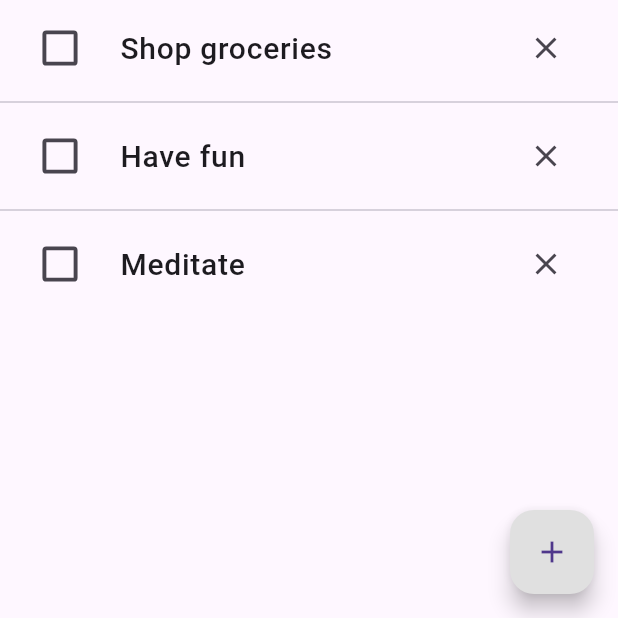
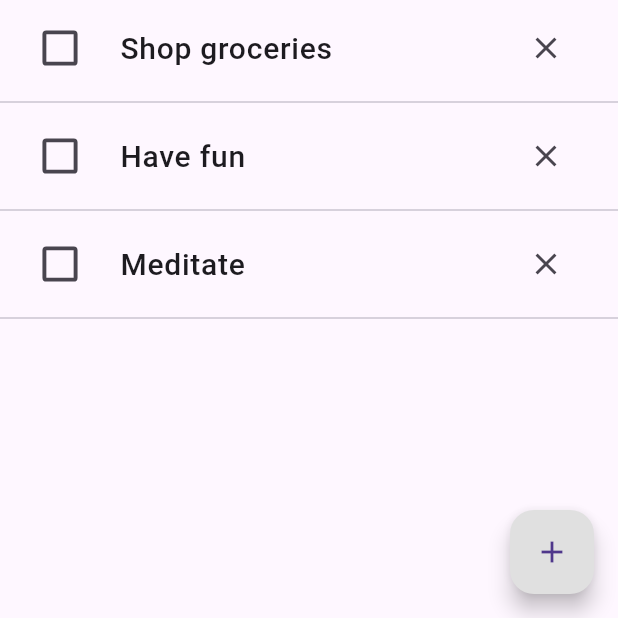
Before and after one commit to gu-tig333-ht24/gusgylllu, a Flutter app: the screen it shows after launch, on a phone screen of 412 x 824 dp, the part 618-1236 px from its top. Run offline on Flutter 3.47's test engine with Material 3 defaults, Android fonts, the phone set to English and light mode, and no system bars.

Commit message:
completely finished with part 2

```diff
--- a/lib/main.dart
+++ b/lib/main.dart
@@ -82,13 +82,15 @@ class _TodoListState extends State<TodoList> {
           ),
         ],
       ),
-      body: ListView.separated(
+      body: ListView.builder(
         itemCount: _todoItems.length,
         itemBuilder: (context, index) {
-          return _buildTodoItem(_todoItems[index]['title'], _todoItems[index]['done'], index);
-        },
-        separatorBuilder: (context, index) {
-          return const Divider(); // Adds a line between items
+          return Column(
+            children: [
+              _buildTodoItem(_todoItems[index]['title'], _todoItems[index]['done'], index),
+              const Divider(), // Add a divider after each item, including the last one
+            ],
+          );
         },
       ),
       floatingActionButton: FloatingActionButton(
```
